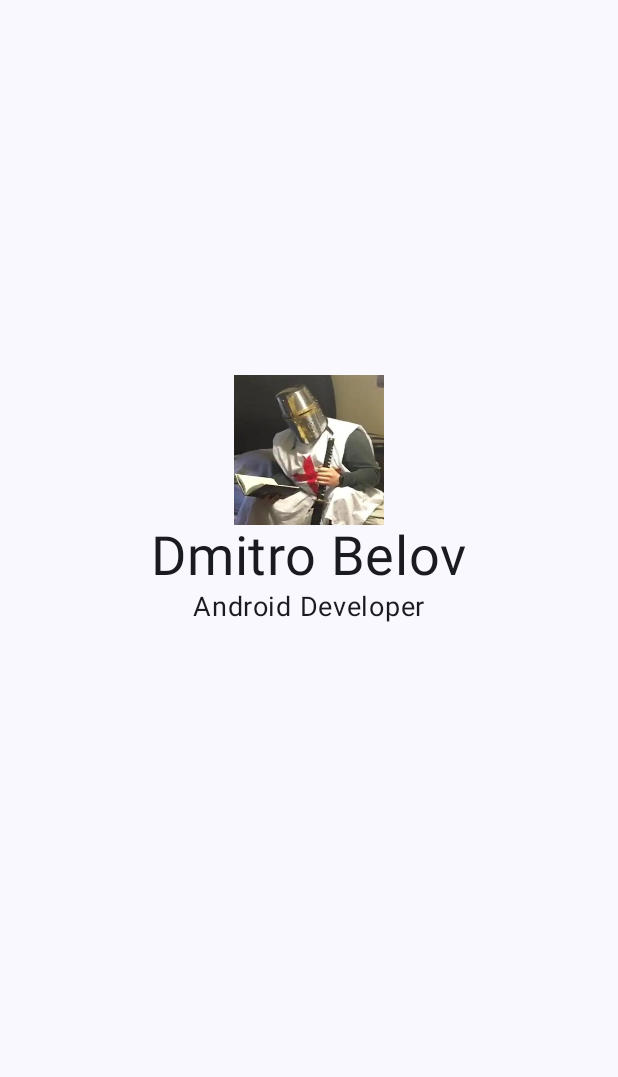
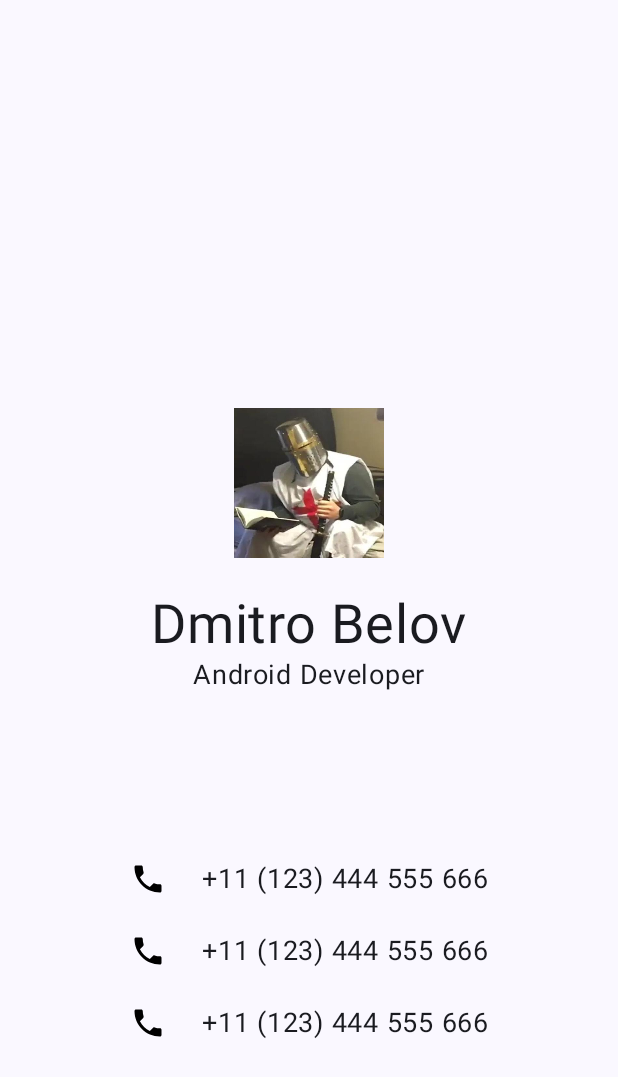
Before and after one commit to Azazak142/IPZ_CW_1_Belov, an Android app built with Jetpack Compose: the screen it shows after launch (MainActivity), on a phone screen of 412 x 824 dp. Shown: the top 1077 px of the screen. Run offline under Robolectric (Android 15) with nearby library versions, the phone set to English and light mode, and no system bars.

Commit message:
added placeholders for info

```diff
--- a/app/src/main/java/com/example/mycr1_belov/MainActivity.kt
+++ b/app/src/main/java/com/example/mycr1_belov/MainActivity.kt
@@ -4,13 +4,21 @@ import android.os.Bundle
 import androidx.activity.ComponentActivity
 import androidx.activity.compose.setContent
 import androidx.compose.foundation.Image
+import androidx.compose.foundation.background
 import androidx.compose.foundation.layout.Box
 import androidx.compose.foundation.layout.Column
+import androidx.compose.foundation.layout.Row
 import androidx.compose.foundation.layout.fillMaxSize
 import androidx.compose.foundation.layout.fillMaxWidth
 import androidx.compose.foundation.layout.padding
 import androidx.compose.foundation.layout.size
 import androidx.compose.foundation.shape.RoundedCornerShape
+import androidx.compose.material.icons.Icons
+import androidx.compose.material.icons.filled.Email
+import androidx.compose.material.icons.filled.MailOutline
+import androidx.compose.material.icons.filled.Phone
+import androidx.compose.material.icons.filled.Share
+import androidx.compose.material3.Icon
 import androidx.compose.material3.MaterialTheme
 import androidx.compose.material3.Surface
 import androidx.compose.material3.Text
@@ -18,6 +26,7 @@ import androidx.compose.runtime.Composable
 import androidx.compose.ui.Alignment
 import androidx.compose.ui.Modifier
 import androidx.compose.ui.draw.clip
+import androidx.compose.ui.graphics.Color
 import androidx.compose.ui.res.painterResource
 import androidx.compose.ui.tooling.preview.Preview
 import androidx.compose.ui.unit.dp
@@ -43,14 +52,21 @@ class MainActivity : ComponentActivity() {
 
 @Composable
 fun MainWindow( modifier: Modifier = Modifier) {
-
+    val iconPhone = Icons.Default.Phone
+    val iconSocials=Icons.Default.Share
+    val iconMail=Icons.Default.Email
 
     Column(
         modifier = modifier.fillMaxWidth()
     ) {
+        Row(
+            modifier = Modifier
+                //.background(color = colorBackTile)
+                .align(alignment = Alignment.CenterHorizontally)
+                .padding(top = 22.dp, bottom = 23.dp, start = 16.dp, end = 16.dp)
+        ) {
             Box(
                 modifier = Modifier
-                .align(alignment = Alignment.CenterHorizontally)
                     .padding(bottom = 0.dp, top = 250.dp, end = 0.dp, start = 0.dp)
             ) {
                 Image(
@@ -59,6 +75,9 @@ fun MainWindow( modifier: Modifier = Modifier) {
                     modifier = Modifier
                         .size(100.dp)
                 )
+
+            }
+
 
         }
         Text(
@@ -73,8 +92,75 @@ fun MainWindow( modifier: Modifier = Modifier) {
             fontSize = 18.sp,
             modifier = Modifier
                 .align(alignment = Alignment.CenterHorizontally)
+        )
+
+
+        Box(
+            modifier = modifier
+                .align(alignment = Alignment.CenterHorizontally)
+                //.background(color = Color(red = 226, blue = 216, green = 227))
+                .padding(top = 100.dp)
+        ) {
+            Icon(
+                imageVector = iconPhone,
+                tint = Color.Black,
+                contentDescription = "Phone",
+                modifier = Modifier
+                    .padding(all = 12.dp)
+                    .size(24.dp)
+            )
+            Text(
+                text = "+11 (123) 444 555 666",
+                fontSize = 18.sp,
+                modifier = Modifier
+                    .padding(bottom = 12.dp, top = 12.dp, end = 12.dp, start = 60.dp)
 
             )
+        }
+        Box(
+            modifier = modifier
+                .align(alignment = Alignment.CenterHorizontally)
+                //.background(color = Color(red = 226, blue = 216, green = 227))
+                .padding(top = 0.dp)
+        ) {
+            Icon(
+                imageVector = iconPhone,
+                tint = Color.Black,
+                contentDescription = "Phone",
+                modifier = Modifier
+                    .padding(all = 12.dp)
+                    .size(24.dp)
+            )
+            Text(
+                text = "+11 (123) 444 555 666",
+                fontSize = 18.sp,
+                modifier = Modifier
+                    .padding(bottom = 12.dp, top = 12.dp, end = 12.dp, start = 60.dp)
+
+            )
+        }
+        Box(
+            modifier = modifier
+                .align(alignment = Alignment.CenterHorizontally)
+                //.background(color = Color(red = 226, blue = 216, green = 227))
+                .padding(top = 0.dp)
+        ) {
+            Icon(
+                imageVector = iconPhone,
+                tint = Color.Black,
+                contentDescription = "Phone",
+                modifier = Modifier
+                    .padding(all = 12.dp)
+                    .size(24.dp)
+            )
+            Text(
+                text = "+11 (123) 444 555 666",
+                fontSize = 18.sp,
+                modifier = Modifier
+                    .padding(bottom = 12.dp, top = 12.dp, end = 12.dp, start = 60.dp)
+
+            )
+        }
 
 
 
```
Lines whose indentation alone changed are shown as unchanged.
